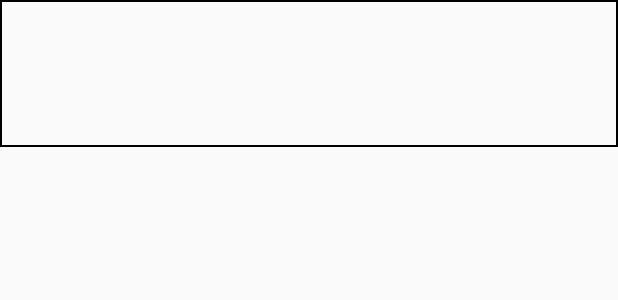
After one commit to ujjjin2/HARU_Mobile_Android, an Android app: the layout item_alarm.xml on its own in the app's theme, with its tools: preview values and no code run, on a phone screen of 412 x 824 dp. The commit adds this screen. Shown: the top 300 px of the screen. Run offline under Robolectric (Android 15) with nearby library versions, the phone set to English and light mode, and no system bars.

Commit message:
feat(prj) 알림 리스트 구현 및 알림 리스트 클릭시 이벤트 구현
feat(prj) 알림 리스트 구현 및 알림 리스트 클릭시 이벤트 구현

```diff
--- a/app/src/main/AndroidManifest.xml
+++ b/app/src/main/AndroidManifest.xml
@@ -125,6 +125,9 @@
             android:exported="true" />
 
         <activity android:name=".Activity.DetailActivity"
+            android:exported="true" />
+
+        <activity  android:name="com.object.haru.alarm.AlarmActivity"
             android:exported="true" >
 
         </activity>
--- a/app/src/main/java/com/object/haru/retrofit/RetrofitClientInstance.java
+++ b/app/src/main/java/com/object/haru/retrofit/RetrofitClientInstance.java
@@ -29,10 +29,10 @@ import retrofit2.converter.gson.GsonConverterFactory;
 * */
 public class RetrofitClientInstance {
 //    private static final String BASE_URL = "http://10.0.2.2:8080/";
-  //    private static final String BASE_URL = "http://192.168.0.6:8080/";
+      private static final String BASE_URL = "http://192.168.0.6:8080/";
 
 
-    private static final String BASE_URL = "http://114.71.137.141:8080/"; // 로컬에서 개인 폰 돌릴 때 개인 ip4v 주소써야됌
+  //  private static final String BASE_URL = "http://114.71.137.141:8080/"; // 로컬에서 개인 폰 돌릴 때 개인 ip4v 주소써야됌
     // 10.0.2.2
 
 
--- /dev/null
+++ b/app/src/main/res/drawable/item_border.xml
@@ -0,0 +1,11 @@
+<shape xmlns:android="http://schemas.android.com/apk/res/android">
+    <solid android:color="#00000000" />
+    <stroke
+        android:width="1dp"
+        android:color="#000000" />
+    <padding
+        android:left="1dp"
+        android:top="1dp"
+        android:right="1dp"
+        android:bottom="1dp" />
+</shape>
--- /dev/null
+++ b/app/src/main/res/layout/item_alarm.xml
@@ -0,0 +1,33 @@
+<?xml version="1.0" encoding="utf-8"?>
+<LinearLayout xmlns:android="http://schemas.android.com/apk/res/android"
+    android:layout_width="match_parent"
+    android:layout_height="wrap_content"
+    android:padding="16dp"
+    android:orientation="vertical"
+    android:background="@drawable/item_border">
+
+    <TextView
+        android:id="@+id/title_tv"
+        android:layout_width="match_parent"
+        android:layout_height="wrap_content"
+        android:textSize="16sp"
+        android:textStyle="bold"
+        android:textColor="@android:color/black" />
+
+    <TextView
+        android:id="@+id/body_tv"
+        android:layout_width="match_parent"
+        android:layout_height="wrap_content"
+        android:layout_marginTop="8dp"
+        android:textSize="14sp"
+        android:textColor="@android:color/black" />
+
+    <TextView
+        android:id="@+id/Time_tv"
+        android:layout_width="wrap_content"
+        android:layout_height="wrap_content"
+        android:layout_gravity="end"
+        android:textSize="12sp"
+        android:textColor="@android:color/darker_gray" />
+
+</LinearLayout>
```
Also changed, not shown: app/src/main/java/com/object/haru/Fragment/HomeFragment_Slide.java (+13 -1 lines), app/src/main/java/com/object/haru/alarm/AlarmActivity.java (added, +85 -0 lines), app/src/main/java/com/object/haru/alarm/AlarmAdapter.java (added, +130 -0 lines), app/src/main/java/com/object/haru/alarm/AlarmDTO.java (added, +81 -0 lines), app/src/main/java/com/object/haru/alarm/NotificationListAdapter.java (added, +68 -0 lines), app/src/main/java/com/object/haru/retrofit/RetrofitService.java (+8 -0 lines), app/src/main/res/layout/activity_alarm.xml (added, +50 -0 lines), app/src/main/res/layout/activity_main.xml (+9 -1 lines).
